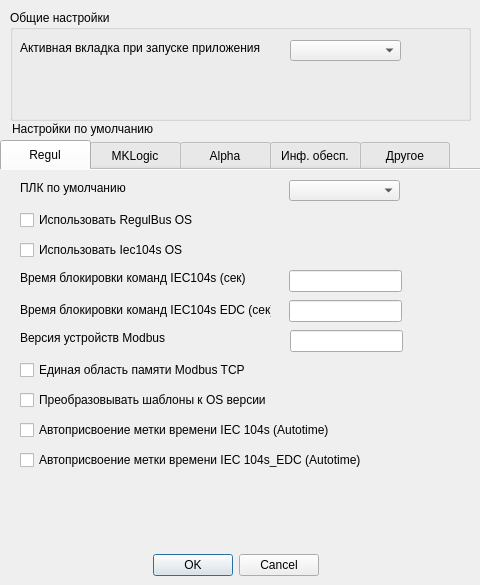
This is forms/settings_dialog.ui in s0besITR/converterITR as Qt 5 draws it before an edit. The edited form follows.
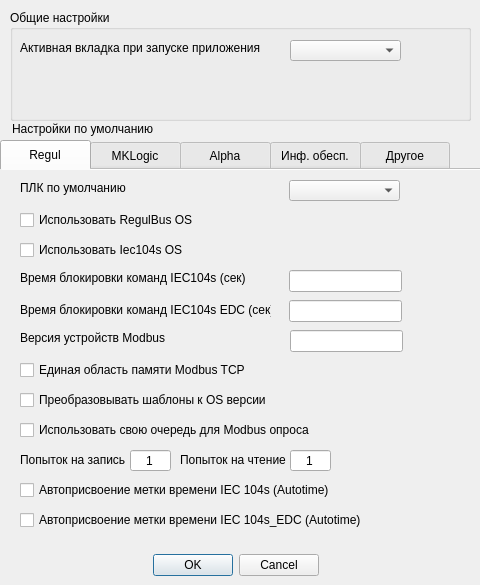
This is the edited form. The open tabs and pages were chosen to show the change.

Commit message: Modbus queue support

The edit to the form file:
```diff
--- a/forms/settings_dialog.ui
+++ b/forms/settings_dialog.ui
@@ -270,7 +270,7 @@
      <property name="geometry">
       <rect>
        <x>20</x>
-       <y>250</y>
+       <y>310</y>
        <width>311</width>
        <height>20</height>
       </rect>
@@ -283,7 +283,7 @@
      <property name="geometry">
       <rect>
        <x>20</x>
-       <y>280</y>
+       <y>340</y>
        <width>351</width>
        <height>20</height>
       </rect>
@@ -318,6 +318,95 @@
       <string>Использовать Iec104s OS</string>
      </property>
     </widget>
+    <widget class="QCheckBox" name="cbx_TrigersQueue">
+     <property name="geometry">
+      <rect>
+       <x>20</x>
+       <y>250</y>
+       <width>311</width>
+       <height>20</height>
+      </rect>
+     </property>
+     <property name="text">
+      <string>Использовать свою очередь для Modbus опроса</string>
+     </property>
+    </widget>
+    <widget class="QLineEdit" name="ledit_Qwt">
+     <property name="geometry">
+      <rect>
+       <x>130</x>
+       <y>280</y>
+       <width>41</width>
+       <height>21</height>
+      </rect>
+     </property>
+     <property name="statusTip">
+      <string/>
+     </property>
+     <property name="inputMethodHints">
+      <set>Qt::ImhDigitsOnly</set>
+     </property>
+     <property name="text">
+      <string>1</string>
+     </property>
+     <property name="maxLength">
+      <number>2</number>
+     </property>
+     <property name="alignment">
+      <set>Qt::AlignCenter</set>
+     </property>
+    </widget>
+    <widget class="QLabel" name="label_Qwt">
+     <property name="geometry">
+      <rect>
+       <x>20</x>
+       <y>280</y>
+       <width>111</width>
+       <height>20</height>
+      </rect>
+     </property>
+     <property name="text">
+      <string>Попыток на запись</string>
+     </property>
+    </widget>
+    <widget class="QLabel" name="label_Qrt">
+     <property name="geometry">
+      <rect>
+       <x>180</x>
+       <y>280</y>
+       <width>111</width>
+       <height>20</height>
+      </rect>
+     </property>
+     <property name="text">
+      <string>Попыток на чтение</string>
+     </property>
+    </widget>
+    <widget class="QLineEdit" name="ledit_Qrt">
+     <property name="geometry">
+      <rect>
+       <x>290</x>
+       <y>280</y>
+       <width>41</width>
+       <height>21</height>
+      </rect>
+     </property>
+     <property name="statusTip">
+      <string/>
+     </property>
+     <property name="inputMethodHints">
+      <set>Qt::ImhDigitsOnly</set>
+     </property>
+     <property name="text">
+      <string>1</string>
+     </property>
+     <property name="maxLength">
+      <number>2</number>
+     </property>
+     <property name="alignment">
+      <set>Qt::AlignCenter</set>
+     </property>
+    </widget>
    </widget>
    <widget class="QWidget" name="t1_mk">
     <property name="statusTip">
```
Left out of the diff: 2 changed lines with no effect on the pictures. The commit also changes 10 other files.
